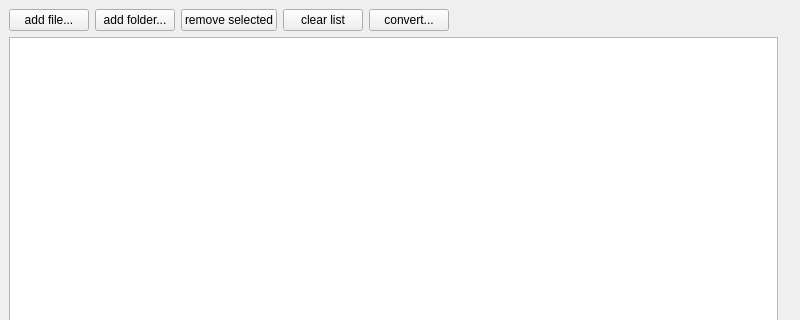
Before: the Qt Designer form cmainwindow.ui in birkeh/pictureConvert, drawn with Qt 5; both pictures show x 0 to 800 and y 0 to 320 of the 800 by 600 pixel window.
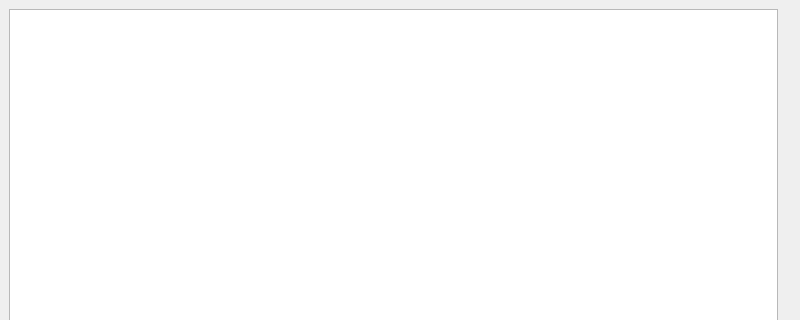
After: the same form once the commit is applied. Custom widgets are drawn as their Qt base class.

Commit message: stop button, RAW image rotation

```diff
--- a/cmainwindow.ui
+++ b/cmainwindow.ui
@@ -17,58 +17,6 @@
    <layout class="QGridLayout" name="gridLayout">
     <item row="0" column="0">
      <layout class="QVBoxLayout" name="verticalLayout">
-      <item>
-       <layout class="QHBoxLayout" name="horizontalLayout">
-        <item>
-         <widget class="QPushButton" name="m_lpAddFile">
-          <property name="text">
-           <string>add file...</string>
-          </property>
-         </widget>
-        </item>
-        <item>
-         <widget class="QPushButton" name="m_lpAddFolder">
-          <property name="text">
-           <string>add folder...</string>
-          </property>
-         </widget>
-        </item>
-        <item>
-         <widget class="QPushButton" name="m_lpRemoveSelected">
-          <property name="text">
-           <string>remove selected</string>
-          </property>
-         </widget>
-        </item>
-        <item>
-         <widget class="QPushButton" name="m_lpClearList">
-          <property name="text">
-           <string>clear list</string>
-          </property>
-         </widget>
-        </item>
-        <item>
-         <widget class="QPushButton" name="m_lpConvert">
-          <property name="text">
-           <string>convert...</string>
-          </property>
-         </widget>
-        </item>
-        <item>
-         <spacer name="horizontalSpacer">
-          <property name="orientation">
-           <enum>Qt::Horizontal</enum>
-          </property>
-          <property name="sizeHint" stdset="0">
-           <size>
-            <width>40</width>
-            <height>20</height>
-           </size>
-          </property>
-         </spacer>
-        </item>
-       </layout>
-      </item>
       <item>
        <layout class="QHBoxLayout" name="horizontalLayout_2">
         <item>
```
The commit also changes 4 other files.
